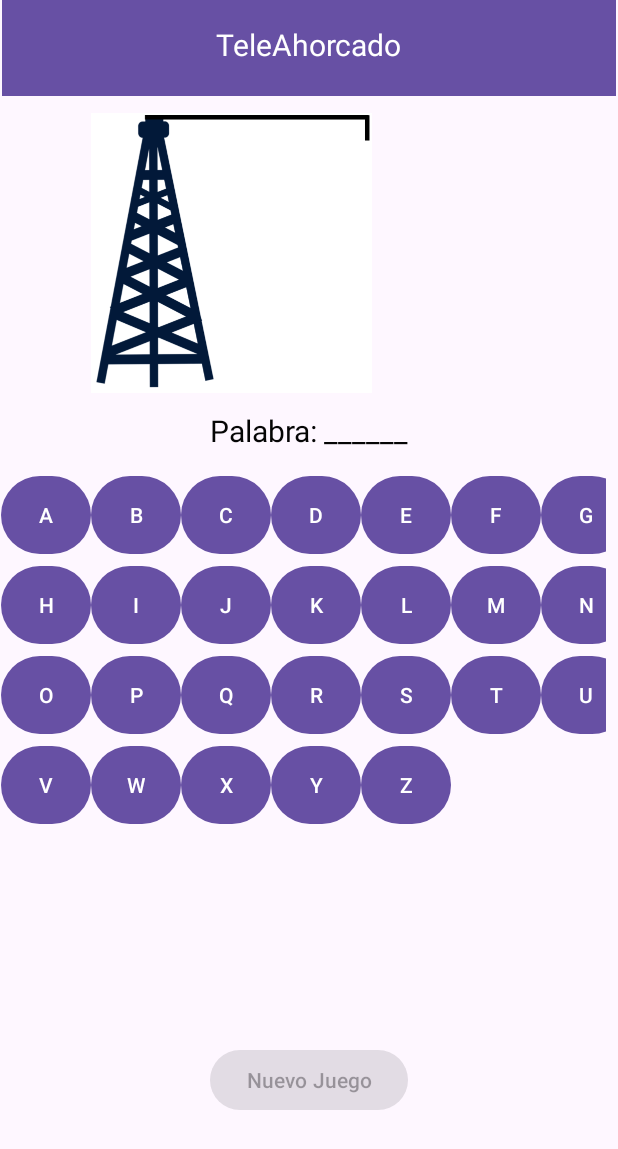
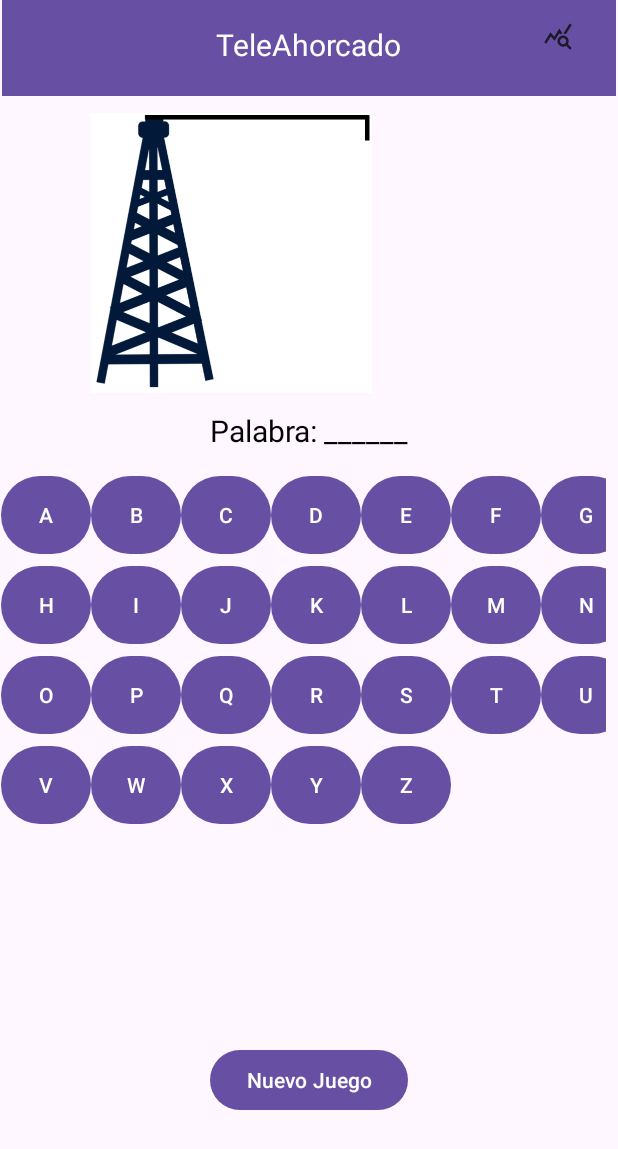
Before and after one commit to jorggegrr/lab1_20191660, an Android app: the TeleAhorcadoActivity screen opened directly, with no data from a screen before it, on a phone screen of 412 x 824 dp. Shown: the top 1149 px of the screen. Run offline under Robolectric (Android 15) with nearby library versions, the phone set to English and light mode, and no system bars.

Commit message:
3. Estadísticas

```diff
--- /dev/null
+++ b/lab1_20191660/app/src/main/res/drawable/baseline_query_stats_24.xml
@@ -0,0 +1,5 @@
+<vector android:height="24dp" android:tint="#FFFFFF"
+    android:viewportHeight="24" android:viewportWidth="24"
+    android:width="24dp" xmlns:android="http://schemas.android.com/apk/res/android">
+    <path android:fillColor="@android:color/white" android:pathData="M19.88,18.47c0.44,-0.7 0.7,-1.51 0.7,-2.39c0,-2.49 -2.01,-4.5 -4.5,-4.5s-4.5,2.01 -4.5,4.5s2.01,4.5 4.49,4.5c0.88,0 1.7,-0.26 2.39,-0.7L21.58,23L23,21.58L19.88,18.47zM16.08,18.58c-1.38,0 -2.5,-1.12 -2.5,-2.5c0,-1.38 1.12,-2.5 2.5,-2.5s2.5,1.12 2.5,2.5C18.58,17.46 17.46,18.58 16.08,18.58zM15.72,10.08c-0.74,0.02 -1.45,0.18 -2.1,0.45l-0.55,-0.83l-3.8,6.18l-3.01,-3.52l-3.63,5.81L1,17l5,-8l3,3.5L13,6C13,6 15.72,10.08 15.72,10.08zM18.31,10.58c-0.64,-0.28 -1.33,-0.45 -2.05,-0.49c0,0 5.12,-8.09 5.12,-8.09L23,3.18L18.31,10.58z"/>
+</vector>
--- /dev/null
+++ b/lab1_20191660/app/src/main/res/drawable/baseline_query_stats_25.xml
@@ -0,0 +1,5 @@
+<vector android:height="24dp" android:tint="#000000"
+    android:viewportHeight="24" android:viewportWidth="24"
+    android:width="24dp" xmlns:android="http://schemas.android.com/apk/res/android">
+    <path android:fillColor="@android:color/white" android:pathData="M19.88,18.47c0.44,-0.7 0.7,-1.51 0.7,-2.39c0,-2.49 -2.01,-4.5 -4.5,-4.5s-4.5,2.01 -4.5,4.5s2.01,4.5 4.49,4.5c0.88,0 1.7,-0.26 2.39,-0.7L21.58,23L23,21.58L19.88,18.47zM16.08,18.58c-1.38,0 -2.5,-1.12 -2.5,-2.5c0,-1.38 1.12,-2.5 2.5,-2.5s2.5,1.12 2.5,2.5C18.58,17.46 17.46,18.58 16.08,18.58zM15.72,10.08c-0.74,0.02 -1.45,0.18 -2.1,0.45l-0.55,-0.83l-3.8,6.18l-3.01,-3.52l-3.63,5.81L1,17l5,-8l3,3.5L13,6C13,6 15.72,10.08 15.72,10.08zM18.31,10.58c-0.64,-0.28 -1.33,-0.45 -2.05,-0.49c0,0 5.12,-8.09 5.12,-8.09L23,3.18L18.31,10.58z"/>
+</vector>
--- a/lab1_20191660/app/src/main/res/layout/activity_tele_ahorcado.xml
+++ b/lab1_20191660/app/src/main/res/layout/activity_tele_ahorcado.xml
@@ -39,7 +39,18 @@
         app:layout_constraintTop_toBottomOf="@+id/toolbar"
         app:srcCompat="@drawable/antenna" />
 
-
+    <Button
+        android:id="@+id/buttonEstadisticas"
+        style="?attr/materialIconButtonFilledTonalStyle"
+        android:layout_width="wrap_content"
+        android:layout_height="wrap_content"
+        android:layout_marginStart="80dp"
+        android:layout_marginEnd="16dp"
+        android:background="@android:color/transparent"
+        app:icon="@drawable/baseline_query_stats_25"
+        app:layout_constraintEnd_toEndOf="parent"
+        app:layout_constraintStart_toEndOf="@+id/textView_TeleAhorcado"
+        app:layout_constraintTop_toTopOf="@+id/toolbar" />
 
     <ImageView
         android:id="@+id/imageViewCabeza"
```
Also changed, not shown: lab1_20191660/app/src/main/java/com/example/lab1_20191660/TeleAhorcadoActivity.java (+64 -4 lines), lab1_20191660/app/src/main/res/layout/dialog_estadisticas.xml (added, +13 -0 lines), lab1_20191660/app/src/main/res/drawable/brazo_dere_pierna_izq_sin_fondo.png (added).
